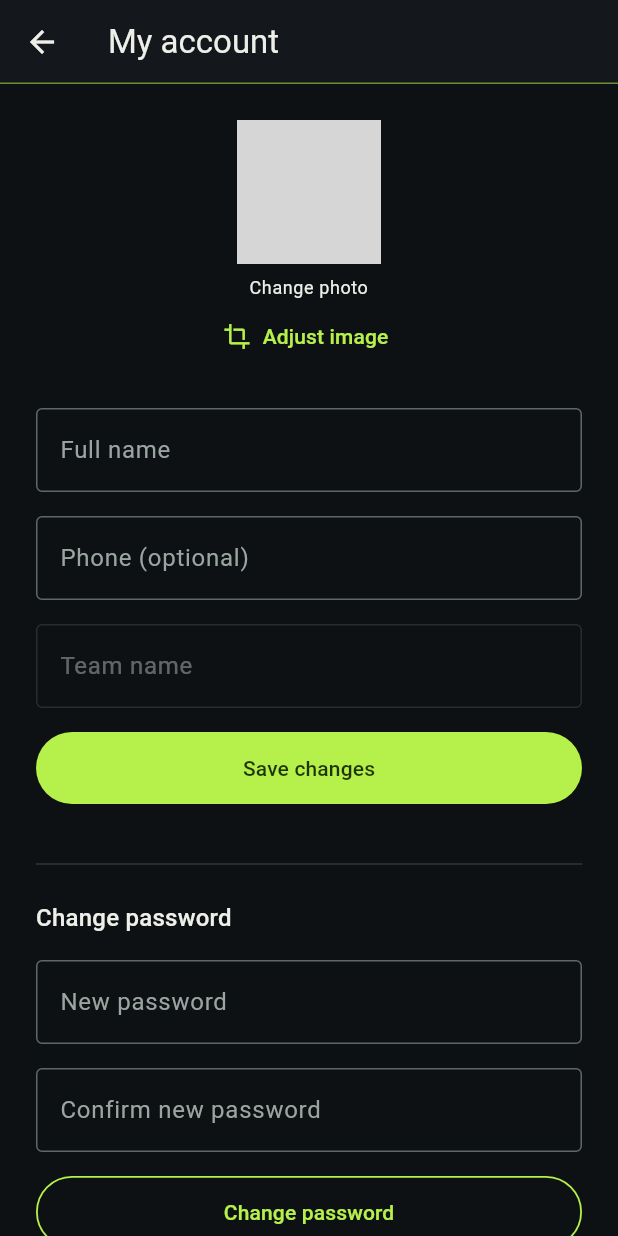
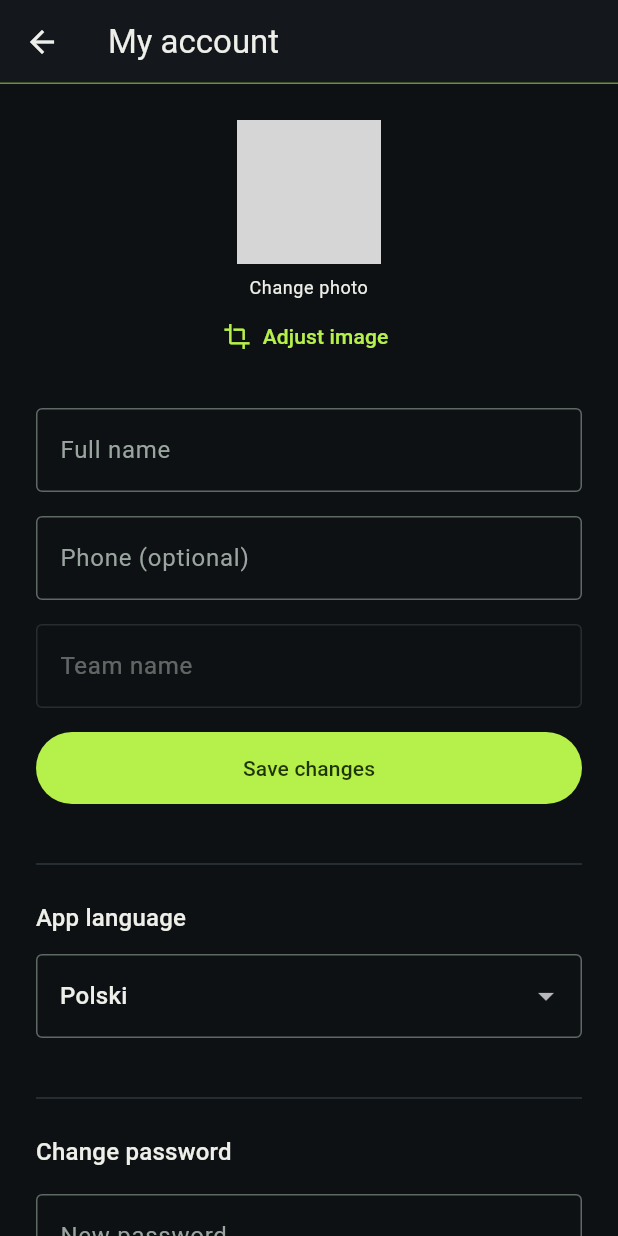
Before and after one commit to MKmagic-dev/simple-job-manager, a Flutter app: the MyAccountScreen screen opened directly with empty values, on a phone screen of 412 x 824 dp. Run offline on Flutter 3.47's test engine with Material 3 defaults, Android fonts, the phone set to English and light mode, and no system bars; our stand-ins replace file_picker, flutter_dotenv, flutter_riverpod, go_router, image_picker, shared_preferences and 1 more; missing offline and left inert: crop_your_image; accounts and stored records are empty; generated files the repository leaves out were written again; network calls fail; grey boxes are pictures that could not be loaded.

Commit message:
My account: language picker (the app language can be changed later, not only at first launch)
Co-Authored-By: Claude Haiku 5.5 <noreply@anthropic.com>

```diff
--- /dev/null
+++ b/lib/core/locale/app_languages.dart
@@ -0,0 +1,8 @@
+/// The languages the app is available in, for the pickers (first launch and
+/// "My account"). The code is the Locale's language code.
+const appLanguageOptions = [
+  (code: 'pl', label: 'Polski'),
+  (code: 'en', label: 'English'),
+  (code: 'es', label: 'Español'),
+  (code: 'fr', label: 'Français'),
+];
--- a/lib/features/profile/presentation/my_account_screen.dart
+++ b/lib/features/profile/presentation/my_account_screen.dart
@@ -7,6 +7,8 @@ import 'package:image_picker/image_picker.dart';
 import '../../../core/errors/friendly_error.dart';
 import '../../../core/files/image_bytes.dart';
 import '../../../core/files/photo_cropper.dart';
+import '../../../core/locale/app_languages.dart';
+import '../../../core/locale/locale_controller.dart';
 import '../../../l10n/generated/app_localizations.dart';
 import '../data/profile_repository.dart';
 import '../domain/profile_model.dart';
@@ -321,6 +323,35 @@ class _MyAccountScreenState extends ConsumerState<MyAccountScreen> {
               const Divider(),
               const SizedBox(height: 16),
               Text(
+                l10n.appLanguageLabel,
+                style: Theme.of(context).textTheme.titleMedium,
+              ),
+              const SizedBox(height: 12),
+              DropdownButtonFormField<String>(
+                initialValue:
+                    ref
+                        .watch(localeControllerProvider)
+                        .valueOrNull
+                        ?.languageCode ??
+                    'pl',
+                items: [
+                  for (final option in appLanguageOptions)
+                    DropdownMenuItem(
+                      value: option.code,
+                      child: Text(option.label),
+                    ),
+                ],
+                onChanged: (code) {
+                  if (code == null) return;
+                  ref
+                      .read(localeControllerProvider.notifier)
+                      .setLocale(Locale(code));
+                },
+              ),
+              const SizedBox(height: 32),
+              const Divider(),
+              const SizedBox(height: 16),
+              Text(
                 l10n.changePasswordTitle,
                 style: Theme.of(context).textTheme.titleMedium,
               ),
--- a/lib/l10n/app_en.arb
+++ b/lib/l10n/app_en.arb
@@ -516,6 +516,7 @@
   "taskNoteEmpty": "No notes yet.",
   "taskNoteDeleteTooltip": "Delete note",
   "eventReminderLabel": "Reminder",
+  "appLanguageLabel": "App language",
   "eventReminderSameDayOption": "On the day, before the event",
   "eventReminderDayBeforeOption": "The day before",
   "remindersPopupTitle": "Reminders for today",
--- a/lib/l10n/app_es.arb
+++ b/lib/l10n/app_es.arb
@@ -136,6 +136,7 @@
   "taskNoteEmpty": "Todavía no hay notas.",
   "taskNoteDeleteTooltip": "Eliminar nota",
   "eventReminderLabel": "Recordatorio",
+  "appLanguageLabel": "Idioma de la aplicación",
   "eventReminderSameDayOption": "Ese mismo día, antes del evento",
   "eventReminderDayBeforeOption": "El día anterior",
   "remindersPopupTitle": "Recordatorios de hoy",
--- a/lib/l10n/app_fr.arb
+++ b/lib/l10n/app_fr.arb
@@ -136,6 +136,7 @@
   "taskNoteEmpty": "Pas encore de notes.",
   "taskNoteDeleteTooltip": "Supprimer la note",
   "eventReminderLabel": "Rappel",
+  "appLanguageLabel": "Langue de l'application",
   "eventReminderSameDayOption": "Le jour même, avant l'événement",
   "eventReminderDayBeforeOption": "La veille",
   "remindersPopupTitle": "Rappels pour aujourd'hui",
--- a/lib/l10n/app_pl.arb
+++ b/lib/l10n/app_pl.arb
@@ -136,6 +136,7 @@
   "taskNoteEmpty": "Brak notatek.",
   "taskNoteDeleteTooltip": "Usuń notatkę",
   "eventReminderLabel": "Przypomnienie",
+  "appLanguageLabel": "Język aplikacji",
   "eventReminderSameDayOption": "Tego dnia, przed wydarzeniem",
   "eventReminderDayBeforeOption": "Dzień wcześniej",
   "remindersPopupTitle": "Przypomnienia na dziś",
```
